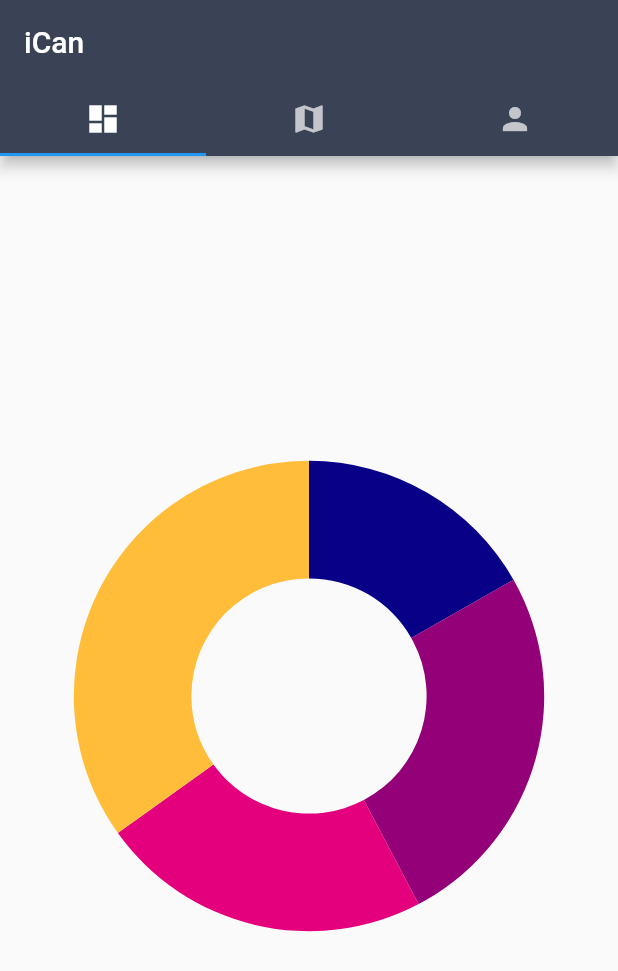
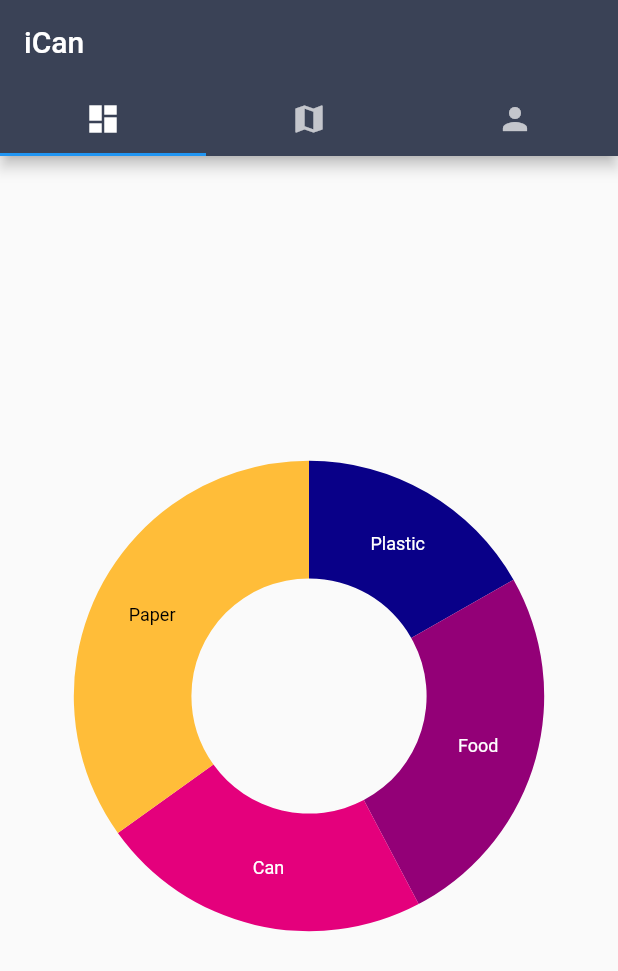
Before and after one commit to lollobaldo/stacs-hack-2020, a Flutter app: the screen it shows after launch, on a phone screen of 412 x 824 dp. Shown: the top 971 px of the screen. Run offline on Flutter 3.47's test engine with Material 2 defaults, Android fonts, the phone set to English and light mode, and no system bars; our stand-ins replace google_maps_flutter, location, syncfusion_flutter_charts.

Commit message:
user ranking & pie chart

```diff
--- a/client/lib/tabs/1_dashboard.dart
+++ b/client/lib/tabs/1_dashboard.dart
@@ -5,10 +5,10 @@ class First extends StatelessWidget {
   @override
   Widget build(BuildContext context) {
     final List<ChartData> chartData = [
-        ChartData('David', 25, Color.fromRGBO(9,0,136,1)),
-        ChartData('Steve', 38, Color.fromRGBO(147,0,119,1)),
-        ChartData('Jack', 34, Color.fromRGBO(228,0,124,1)),
-        ChartData('Others', 52, Color.fromRGBO(255,189,57,1))
+        ChartData('Plastic', 25, Color.fromRGBO(9,0,136,1)),
+        ChartData('Food', 38, Color.fromRGBO(147,0,119,1)),
+        ChartData('Can', 34, Color.fromRGBO(228,0,124,1)),
+        ChartData('Paper', 52, Color.fromRGBO(255,189,57,1))
     ];
     return Scaffold(
         body: Center(
@@ -20,7 +20,9 @@ class First extends StatelessWidget {
                             dataSource: chartData,
                             pointColorMapper:(ChartData data,  _) => data.color,
                             xValueMapper: (ChartData data, _) => data.x,
-                            yValueMapper: (ChartData data, _) => data.y
+                            yValueMapper: (ChartData data, _) => data.y,
+                            dataLabelMapper: (ChartData data, _) => data.x,
+                            dataLabelSettings: DataLabelSettings(isVisible: true)
                         )
                     ]
                 )
```
Also changed, not shown: client/lib/tabs/3_userlist.dart (+58 -15 lines).
